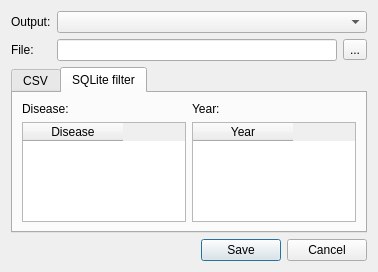
IZSVenezie/VetEpiGIS-Tool, file plugin/export_dialog_base.ui: the form before one commit.
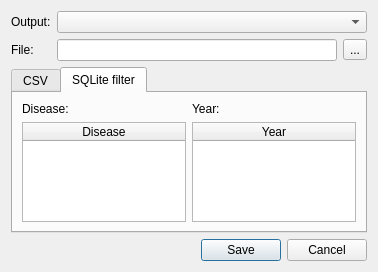
The form after the commit.

The edit to the form file:
```diff
--- a/plugin/export_dialog_base.ui
+++ b/plugin/export_dialog_base.ui
@@ -121,6 +121,21 @@
          <property name="selectionBehavior">
           <enum>QAbstractItemView::SelectRows</enum>
          </property>
+         <property name="sortingEnabled">
+          <bool>true</bool>
+         </property>
+         <attribute name="horizontalHeaderShowSortIndicator" stdset="0">
+          <bool>true</bool>
+         </attribute>
+         <attribute name="horizontalHeaderStretchLastSection">
+          <bool>true</bool>
+         </attribute>
+         <attribute name="verticalHeaderVisible">
+          <bool>false</bool>
+         </attribute>
+         <attribute name="verticalHeaderStretchLastSection">
+          <bool>false</bool>
+         </attribute>
          <column>
           <property name="text">
            <string>Disease</string>
@@ -136,6 +151,21 @@
          <property name="selectionBehavior">
           <enum>QAbstractItemView::SelectRows</enum>
          </property>
+         <property name="sortingEnabled">
+          <bool>true</bool>
+         </property>
+         <attribute name="horizontalHeaderShowSortIndicator" stdset="0">
+          <bool>true</bool>
+         </attribute>
+         <attribute name="horizontalHeaderStretchLastSection">
+          <bool>true</bool>
+         </attribute>
+         <attribute name="verticalHeaderVisible">
+          <bool>false</bool>
+         </attribute>
+         <attribute name="verticalHeaderStretchLastSection">
+          <bool>false</bool>
+         </attribute>
          <column>
           <property name="text">
            <string>Year</string>
```
Left out of the diff: 6 changed lines with no effect on the pictures.
